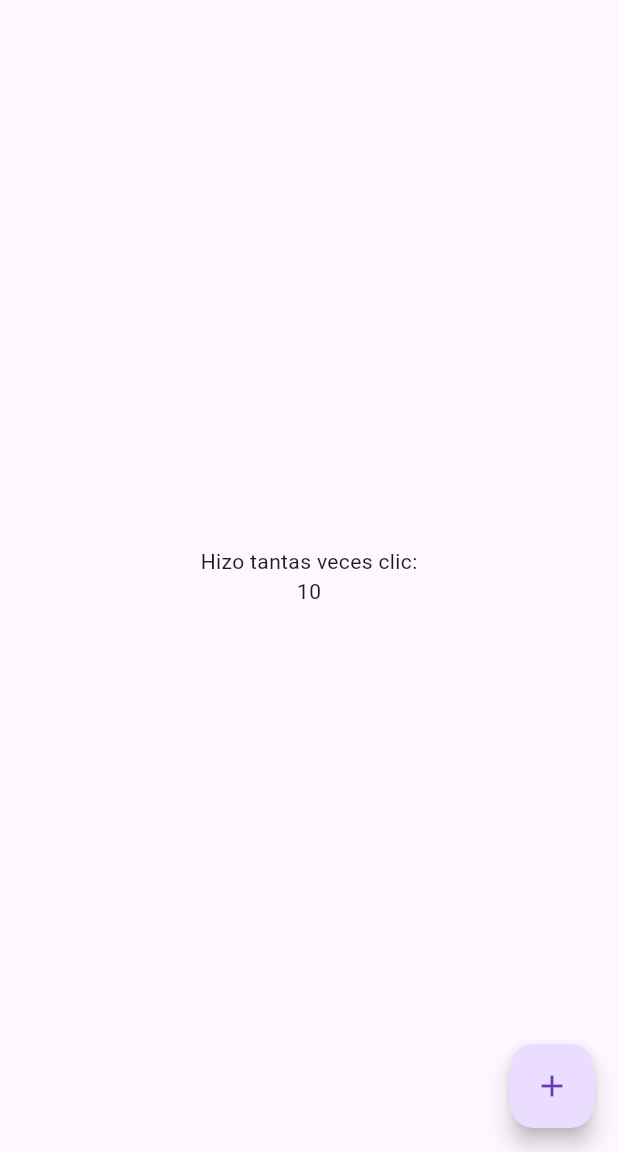
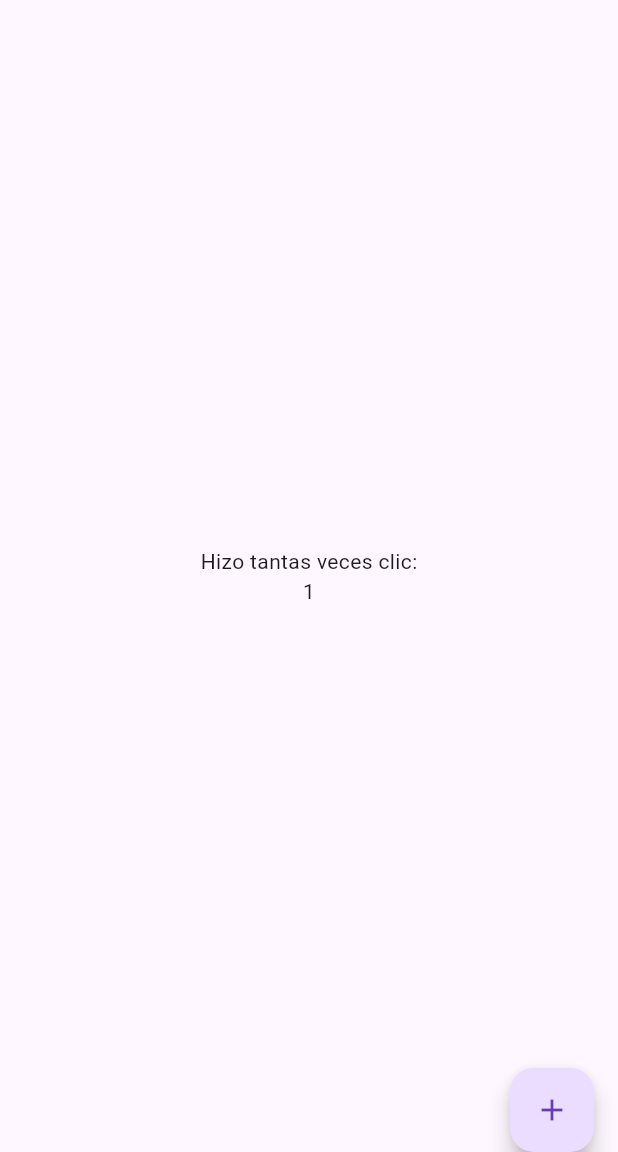
Before and after one commit to jalvarenga-unah/IS513-I-PAC-2024, a Flutter app: the screen it shows after launch, after a tap on the "add" icon, on a phone screen of 412 x 824 dp, the part 84-1236 px from its top. Run offline on Flutter 3.47's test engine with Material 3 defaults, Android fonts, the phone set to English and light mode, and no system bars.

```diff
--- a/flutter-projects/mi_primer_app/lib/main.dart
+++ b/flutter-projects/mi_primer_app/lib/main.dart
@@ -7,8 +7,16 @@ void main() {
   runApp(const MyApp());
 }
 
-class MyApp extends StatelessWidget {
-  const MyApp({super.key});
+class MyApp extends StatefulWidget {
+  const MyApp({Key? key}) : super(key: key);
+
+  @override
+  State<MyApp> createState() => _MyAppState();
+}
+
+class _MyAppState extends State<MyApp> {
+  // const MyApp({super.key});
+  int contador = 0;
 
   @override
   Widget build(BuildContext context) {
@@ -28,22 +36,28 @@ class MyApp extends StatelessWidget {
           // backgroundColor: Color.fromRGBO(186, 104, 200, 1),
           backgroundColor: const Color(0xFFAB47BC),
         ),
-        body: const SizedBox(
+        body: SizedBox(
           width: double.infinity,
           child: Column(
             // mainAxisSize: MainAxisSize.min,
             mainAxisAlignment: MainAxisAlignment.center,
             crossAxisAlignment: CrossAxisAlignment.center,
             children: [
-              Text('Hizo tantas veces clic:'),
-              Text('10'),
+              const Text('Hizo tantas veces clic:'),
+              Text('$contador'),
             ],
           ),
         ),
+        floatingActionButtonLocation: FloatingActionButtonLocation.endDocked,
         floatingActionButton: FloatingActionButton(
           // backgroundColor: Colors.deepPurple[100],
           onPressed: () {
-            print('Hizo clic ');
+            contador++;
+
+            // no es necesario que la logica esté dentro de
+            // la función setState
+            // solo se necesita hacer el llamado a la función
+            setState(() {});
           },
           child: const Icon(
             Icons.add,
```
